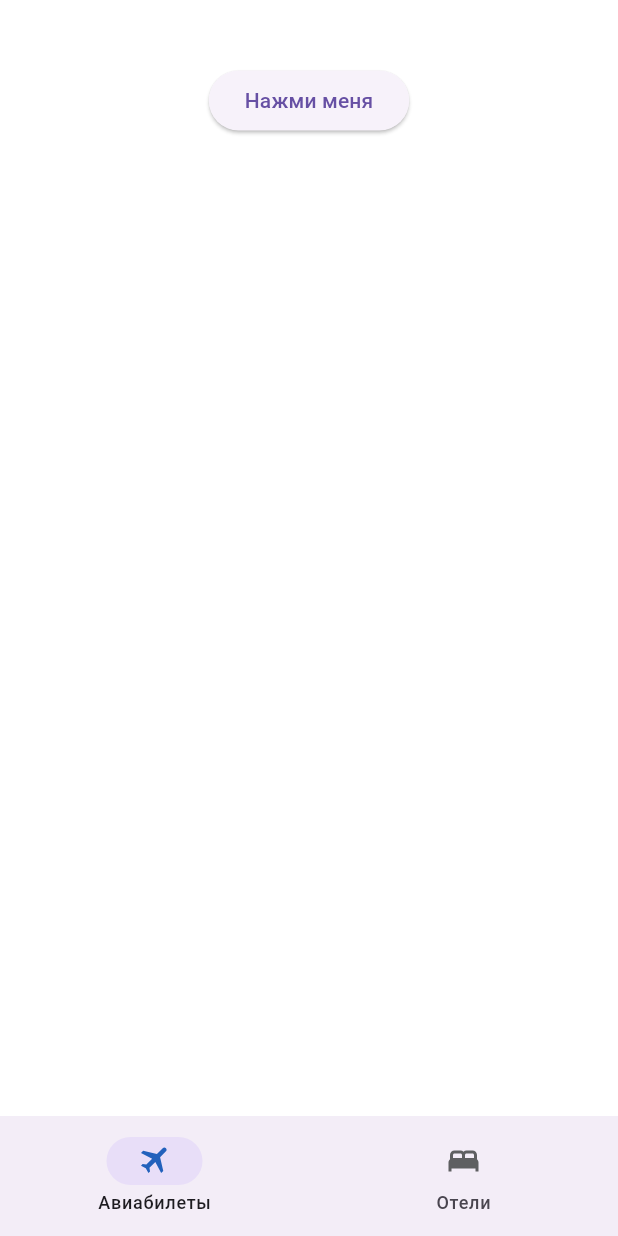
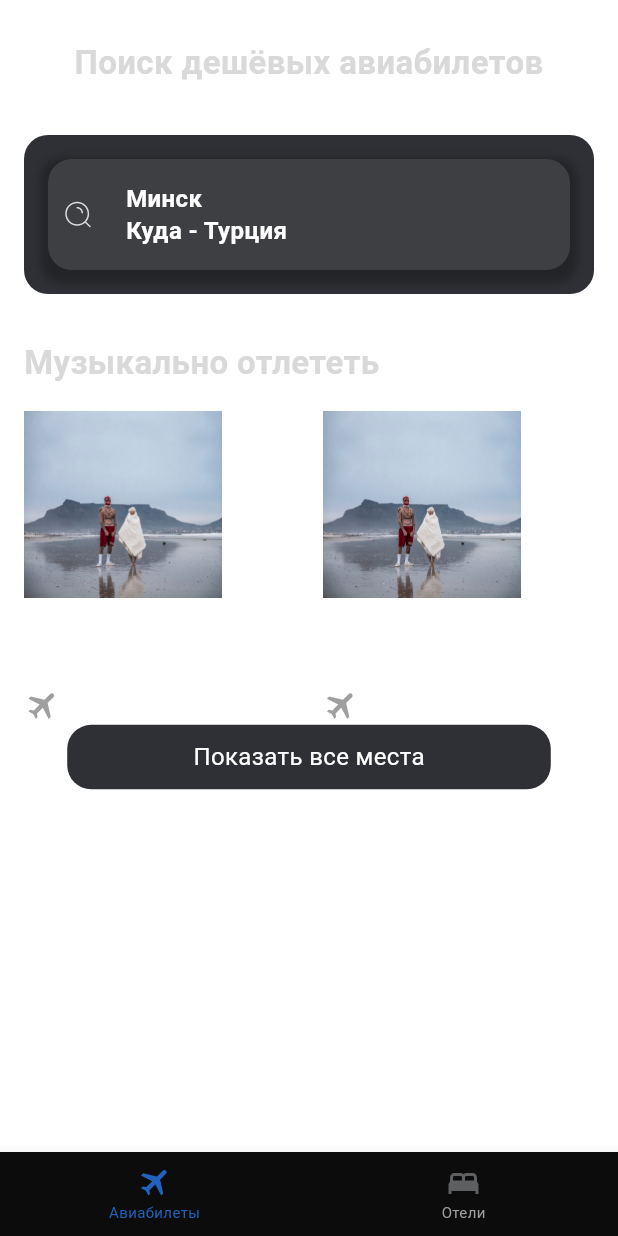
Before and after one commit to MrDalik/Flutter_test_job_08_05_2024, a Flutter app: the screen it shows after launch, on a phone screen of 412 x 824 dp. Run offline on Flutter 3.47's test engine with Material 3 defaults, Android fonts, the phone set to English and light mode, and no system bars; our stand-ins replace bloc, dio, flutter_bloc, flutter_svg, freezed_annotation, go_router and 1 more; generated files the repository leaves out were written again; Roboto replaces fonts that are missing (SF Pro Display).

Commit message:
Нету изменения цвету у лейблов

```diff
--- a/lib/presentation/pages/air_ticket/air_ticket_page.dart
+++ b/lib/presentation/pages/air_ticket/air_ticket_page.dart
@@ -1,24 +1,159 @@
 import 'package:flutter/material.dart';
+import 'package:flutter_svg/svg.dart';
 import 'package:go_router/go_router.dart';
+
+import '../../component/offers_feed/offers_component.dart';
+import '../modal_page.dart';
 
 class AirTicketPage extends StatelessWidget {
   const AirTicketPage({super.key});
 
   @override
-  Widget build(BuildContext context) => Column(
-        children: [
-          const Text(
-            'ОСНОВНАЯ СТРАНИЦА',
-            style: TextStyle(
-              fontSize: 30,
-              color: Colors.white,
-              fontWeight: FontWeight.bold,
+  Widget build(BuildContext context) => Container(
+    padding: const EdgeInsets.symmetric(horizontal: 16),
+    child: const Column(
+      children: [
+        SizedBox(
+          height: 28,
+        ),
+        Text(
+          "Поиск дешёвых авиабилетов",
+          textAlign: TextAlign.center,
+          style: TextStyle(
+            color: Color(0xFFD9D9D9),
+            fontSize: 22,
+            fontFamily: 'SF Pro Display',
+            fontWeight: FontWeight.w600,
+            height: 26.4 / 22,
+          ),
+        ),
+        SizedBox(
+          height: 36,
+        ),
+        _SearchBar(),
+        SizedBox(
+          height: 32,
+        ),
+        Row(
+          crossAxisAlignment: CrossAxisAlignment.start,
+          children: [
+            Text(
+              "Музыкально отлететь",
+              textAlign: TextAlign.center,
+              style: TextStyle(
+                color: Color(0xFFD9D9D9),
+                fontSize: 22,
+                fontFamily: 'SF Pro Display',
+                fontWeight: FontWeight.w600,
+                height: 26.4 / 22,
+              ),
             ),
+          ],
+        ),
+        SizedBox(
+          height: 16,
+        ),
+        OffersComponent(),
+        _ButtonPlaces(),
+      ],
+    ),
+  );
+}
+
+
+class _SearchBar extends StatelessWidget {
+  const _SearchBar();
+
+  @override
+  Widget build(BuildContext context) {
+    return Container(
+      padding: const EdgeInsets.symmetric(horizontal: 16, vertical: 16),
+      decoration: BoxDecoration(
+        color: const Color(0xff2F3035),
+        borderRadius: BorderRadius.circular(16),
+      ),
+      child: GestureDetector(
+        onTap: () {
+          showModalBottomSheet(
+              context: context,
+              backgroundColor: const Color(0xff242529),
+              builder: (BuildContext context) {
+                return const ModalPages();
+              });
+        },
+        child: Container(
+          padding: const EdgeInsets.symmetric(horizontal: 8, vertical: 16),
+          decoration: BoxDecoration(
+              color: const Color(0xff3E3F43),
+              borderRadius: BorderRadius.circular(16),
+              boxShadow: const [
+                BoxShadow(
+                  color: Color(0x3F000000),
+                  spreadRadius: 5,
+                  blurRadius: 4,
+                  offset: Offset(0, 4),
+                ),
+              ]),
+          child: Row(
+            children: [
+              SvgPicture.asset("assets/icon/search.svg"),
+              const SizedBox(
+                width: 20,
+              ),
+              const Expanded(
+                child: Column(
+                  crossAxisAlignment: CrossAxisAlignment.start,
+                  children: [
+                    Text(
+                      "Минск",
+                      style: TextStyle(
+                        color: Color(0xFFFFFFFF),
+                        fontSize: 16,
+                        fontFamily: 'SF Pro Display',
+                        fontWeight: FontWeight.w600,
+                        height: 20.8 / 16,
+                      ),
+                    ),
+                    Text(
+                      "Куда - Турция",
+                      style: TextStyle(
+                        color: Color(0xFFFFFFFF),
+                        fontSize: 16,
+                        fontFamily: 'SF Pro Display',
+                        fontWeight: FontWeight.w600,
+                        height: 20.8 / 16,
+                      ),
+                    )
+                  ],
+                ),
+              )
+            ],
           ),
-          ElevatedButton(
-            child: const Text('Нажми меня'),
-            onPressed: () => context.go('/air-tickets/selection'),
+        ),
+      ),
+    );
+  }
+}
+
+class _ButtonPlaces extends StatelessWidget {
+  const _ButtonPlaces();
+
+  @override
+  Widget build(BuildContext context) {
+    return Container(
+        padding: const EdgeInsets.symmetric(horizontal: 84, vertical: 11),
+        decoration: BoxDecoration(
+          color: const Color(0xFF2F3035),
+          borderRadius: BorderRadius.circular(16),
+        ),
+        child: const Text(
+          "Показать все места",
+          style: TextStyle(
+            color: Color(0xFFFFFFFF),
+            fontSize: 16,
+            fontFamily: 'SF Pro Display',
+            height: 20.8 / 16,
           ),
-        ],
-      );
+        ));
+  }
 }
--- a/lib/presentation/pages/root/root_page.dart
+++ b/lib/presentation/pages/root/root_page.dart
@@ -18,11 +18,16 @@ class RootPage extends StatelessWidget {
   Widget build(BuildContext context) {
     return Scaffold(
       body: navigationShell,
-      bottomNavigationBar: NavigationBar(
-        selectedIndex: navigationShell.currentIndex,
-        destinations: items
+      bottomNavigationBar: BottomNavigationBar(
+        type: BottomNavigationBarType.fixed,
+        selectedItemColor: const Color(0xFF2261BC),
+        unselectedItemColor: const Color(0xFF9F9F9F),
+        backgroundColor: const Color(0xFF0c0c0c),
+        selectedLabelStyle: const TextStyle(fontSize: 10),
+        unselectedLabelStyle: const TextStyle(fontSize: 10),
+        items: items
             .mapIndexed(
-              (index, item) => NavigationDestination(
+              (index, item) => BottomNavigationBarItem(
                 label: item.title,
                 icon: SvgPicture.asset(
                   item.iconPath,
@@ -36,7 +41,7 @@ class RootPage extends StatelessWidget {
               ),
             )
             .toList(),
-        onDestinationSelected: navigationShell.goBranch,
+        onTap: navigationShell.goBranch,
       ),
     );
   }
```
Also changed, not shown: pubspec.lock.
